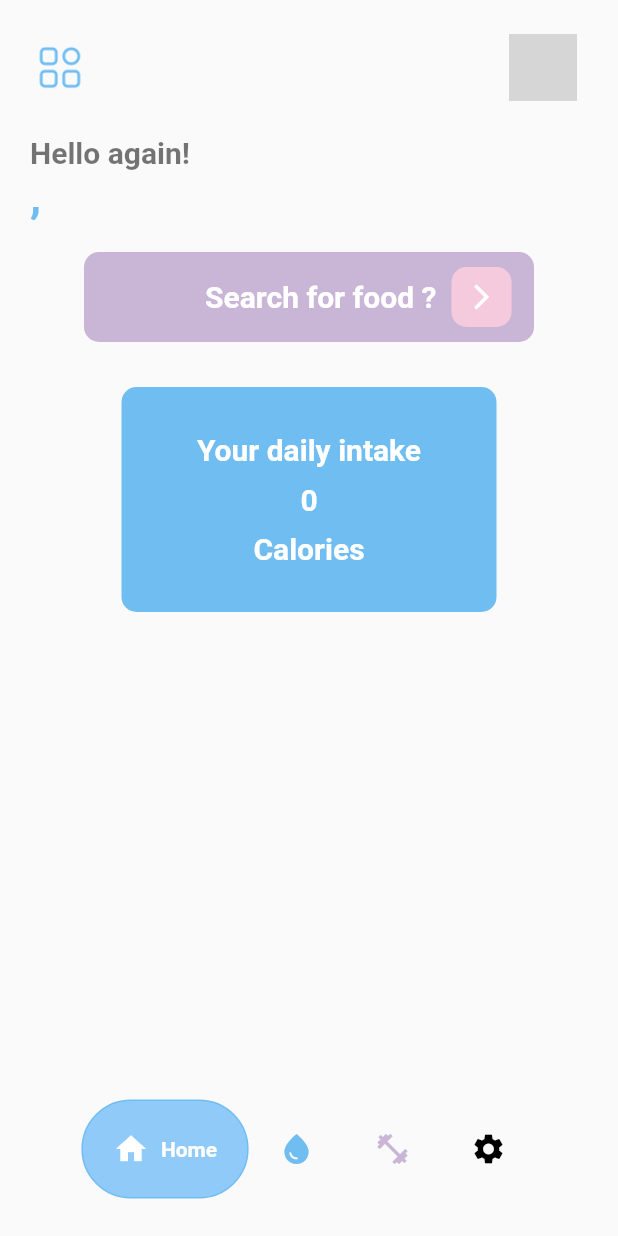
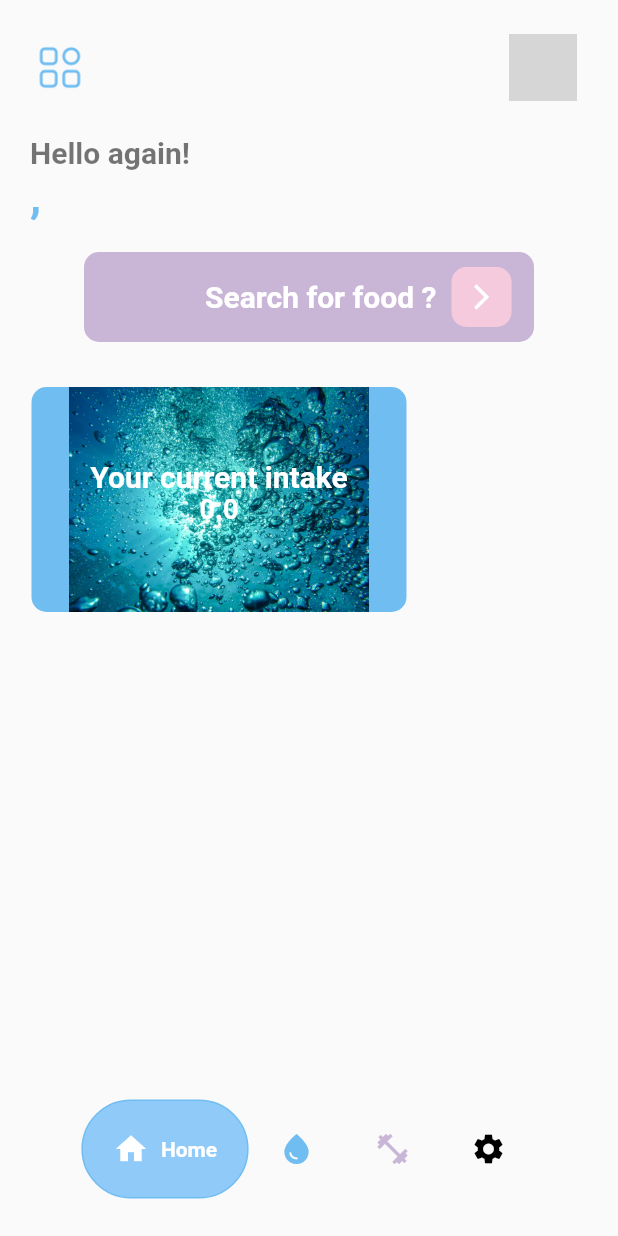
Before and after one commit to HC-DevE/Flutter-projects, a Flutter app: the screen it shows after launch, after a tap on "Get Started", on a phone screen of 412 x 824 dp. Run offline on Flutter 3.47's test engine with Material 2 defaults, Android fonts, the phone set to English and light mode, and no system bars; drawn by our look-alikes of google_nav_bar; our stand-ins replace dots_indicator, firebase_auth, firebase_core, get, google_fonts, google_sign_in and 1 more; accounts and stored records are empty; network calls fail; grey boxes are pictures that could not be loaded.

Commit message:
update dashboard

```diff
--- a/watintake_dribble_design/lib/screens/home/homepage_screen.dart
+++ b/watintake_dribble_design/lib/screens/home/homepage_screen.dart
@@ -1,5 +1,6 @@
 import 'package:firebase_auth/firebase_auth.dart';
 import 'package:flutter/material.dart';
+import 'package:shared_preferences/shared_preferences.dart';
 import 'package:watintake_dribble_design/screens/home/search_bar_screen.dart';
 
 class HomePageScreen extends StatefulWidget {
@@ -11,10 +12,41 @@ class HomePageScreen extends StatefulWidget {
 
 class _HomePageScreenState extends State<HomePageScreen> {
   final user = FirebaseAuth.instance.currentUser;
+  double? dailyGoal = 0;
+  double? currentWater = 0;
+
+  late SharedPreferences _prefs;
 
   @override
   void initState() {
     super.initState();
+    _initPrefs();
+    _loadCurrentWater();
+    _loadDailyGoal();
+  }
+
+  Future<void> _initPrefs() async {
+    _prefs = await SharedPreferences.getInstance();
+  }
+
+  void _loadDailyGoal() async {
+    final prefs = await SharedPreferences.getInstance();
+    final dailyGoal = prefs.getDouble('dailyGoal');
+    if (dailyGoal != null) {
+      setState(() {
+        this.dailyGoal = dailyGoal;
+      });
+    }
+  }
+
+  void _loadCurrentWater() async {
+    final prefs = await SharedPreferences.getInstance();
+    final currentWater = prefs.getDouble('currentWater');
+    if (currentWater != null) {
+      setState(() {
+        this.currentWater = currentWater;
+      });
+    }
   }
 
   @override
@@ -68,7 +100,7 @@ class _HomePageScreenState extends State<HomePageScreen> {
             margin: const EdgeInsets.symmetric(vertical: 10),
             padding: const EdgeInsets.all(10),
             decoration: BoxDecoration(
-              color:  Color(0xffc9b6d7),
+              color: const Color(0xffc9b6d7),
               borderRadius: BorderRadius.circular(10),
             ),
             child: Row(
@@ -113,46 +145,50 @@ class _HomePageScreenState extends State<HomePageScreen> {
         ),
         Center(
           child: Container(
-
             height: 150,
             width: 250,
-            margin: const EdgeInsets.only(top: 20),
+            margin: const EdgeInsets.only(top: 20, right: 120),
             padding: const EdgeInsets.all(10),
             decoration: BoxDecoration(
               color: const Color(0xff70BDF2),
               borderRadius: BorderRadius.circular(10),
+              image: DecorationImage(
+                image: Image.asset('lib/assets/images/water_bg.jpg').image,
               ),
-
+            ),
             child: Column(
               mainAxisAlignment: MainAxisAlignment.center,
-              children: const [
-                Text(
-                  'Your daily intake',
-                  style: TextStyle(
-                    fontSize: 20,
-                    fontWeight: FontWeight.bold,
-                    color: Colors.white,
-                  ),
-
-                ),
-                SizedBox(height: 10),
-                Text(
-                  '0',
+              children: [
+                Column(
+                  children: [
+                    const Text(
+                      'Your current intake',
                       style: TextStyle(
                         fontSize: 20,
                         fontWeight: FontWeight.bold,
                         color: Colors.white,
                       ),
                     ),
-                SizedBox(height: 10),
+                    const SizedBox(width: 10),
                     Text(
-                  'Calories',
-                  style: TextStyle(
-                    fontSize: 20,
+                      currentWater.toString(),
+                      style: const TextStyle(
+                        fontSize: 18,
                         fontWeight: FontWeight.bold,
                         color: Colors.white,
                       ),
                     ),
+                  ],
+                ),
+                const SizedBox(height: 10),
+                // const Text(
+                //   'Calories',
+                //   style: TextStyle(
+                //     fontSize: 20,
+                //     fontWeight: FontWeight.bold,
+                //     color: Colors.white,
+                //   ),
+                // ),
               ],
             ),
           ),
--- a/watintake_dribble_design/lib/widgets/daily_goal_form.dart
+++ b/watintake_dribble_design/lib/widgets/daily_goal_form.dart
@@ -29,6 +29,7 @@ class DailyGoalFormState extends State<DailyGoalForm> {
   Future<void> _initPrefs() async {
     _prefs = await SharedPreferences.getInstance();
   }
+
   void _saveFormValues() {
     _prefs.setString('gender', gender ?? '');
     _prefs.setDouble('weight', weight ?? 0.0);
@@ -41,6 +42,7 @@ void _saveFormValues() {
   //   setState(() {
   //     gender = _prefs.getString('gender');
   //     weight = _prefs.getDouble('weight');
+  //     height = _prefs.getDouble('height');
   //     dailyGoal = _prefs.getDouble('dailyGoal');
   //     unit = _prefs.getString('unit');
   //   });
```
Also changed, not shown: watintake_dribble_design/lib/screens/nutrition/water_screen.dart (+59 -17 lines). Lines whose indentation alone changed are shown as unchanged.
